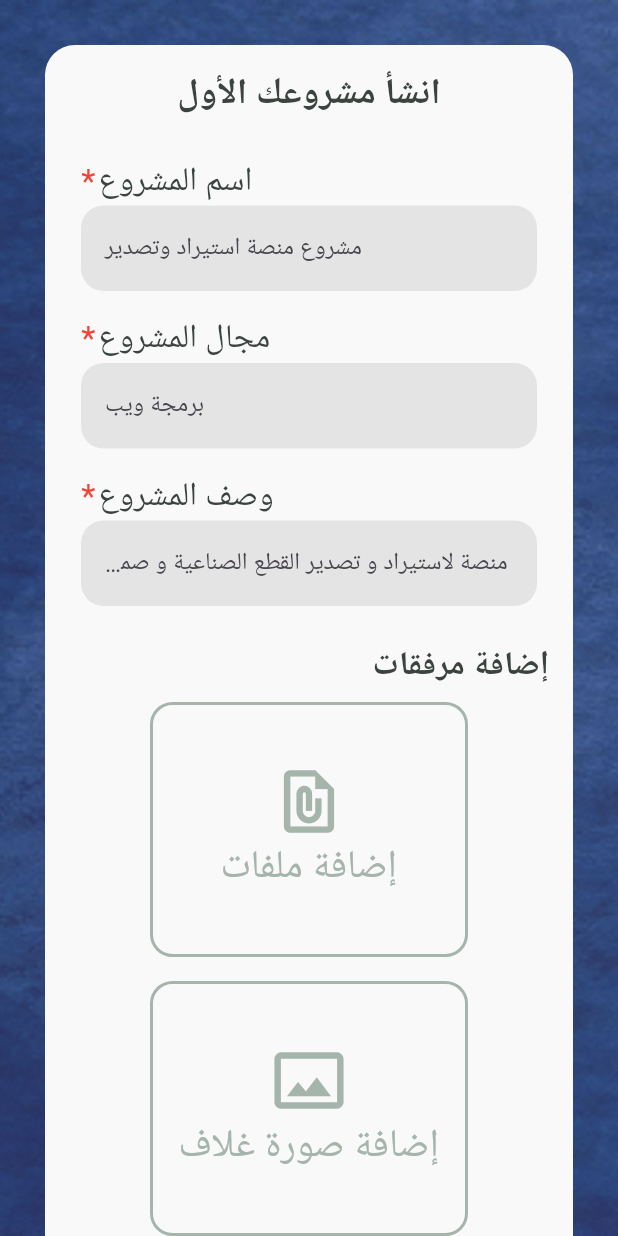
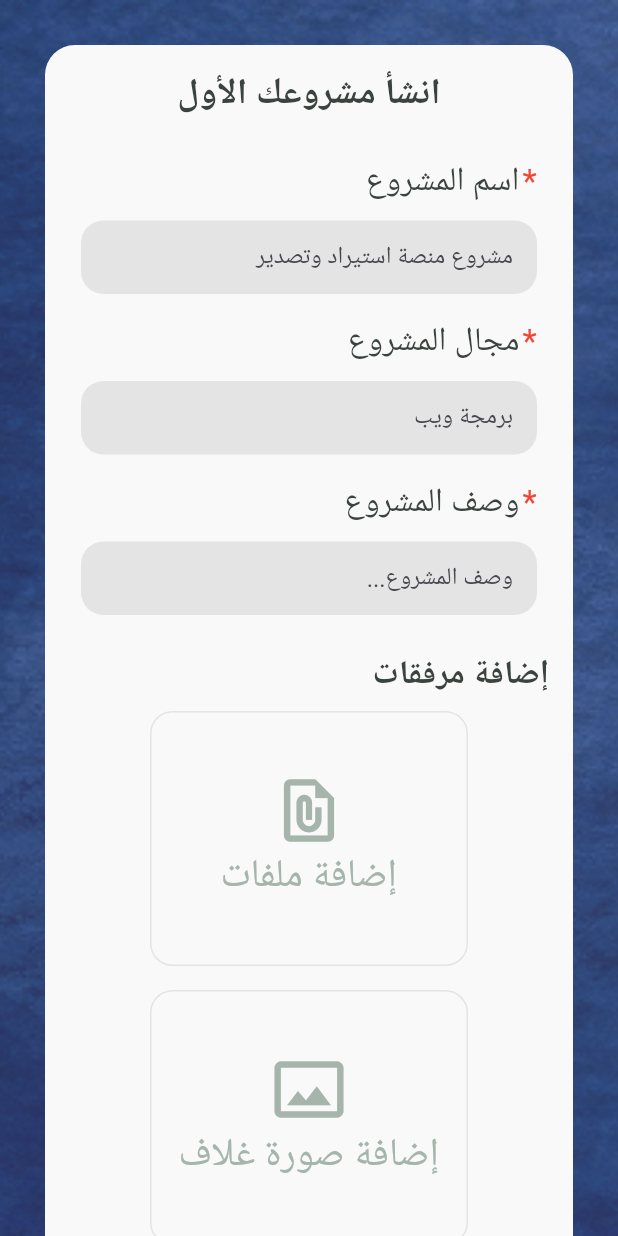
Before and after one commit to Abdalaziz-Tello/vision_app, a Flutter app: the screen it shows after launch, after a tap on "اعرض مشروعك الآن", on a phone screen of 412 x 824 dp. Run offline on Flutter 3.47's test engine with Material 3 defaults, Android fonts, the phone set to English and light mode, and no system bars; our stand-ins replace easy_localization, file_picker, go_router, supabase_flutter; accounts and stored records are empty.

Commit message:
change the placeHolder after choosing PDF or IMAGE,fix the direction of the page,handle validation

```diff
--- a/lib/core/res/color/app_colors.dart
+++ b/lib/core/res/color/app_colors.dart
@@ -13,6 +13,8 @@ class AppColors {
   static const Color purble = Color(0xFF643AB5);
   static const Color lightGrey = Color(0xFFF2F2F0);
   static const Color whiteColor = Color(0xffF9F9F9);
-  static const Color realyWihte = Color(0xffFCFCFC);
-  static const Color shadowColor = Colors.grey;
+  static const Color reallyWhite = Color(0xffFCFCFC);
+  static const Color shadowGreyColor = Colors.grey;
+  static const Color checkboxInactiveGreyFill = Color(0xFFE4E4E4);
+  static const Color grayGreen400 = Color.fromRGBO(166, 181, 172, 1);
 }
--- a/lib/features/view/create_project_page.dart
+++ b/lib/features/view/create_project_page.dart
@@ -17,6 +17,8 @@ class DialogScreen extends StatefulWidget {
 }
 
 class _DialogScreenState extends State<DialogScreen> {
+  final _formKey = GlobalKey<FormState>();
+
   final _projectNameController = TextEditingController();
   final _projectTypeController = TextEditingController();
   final _projectDescriptionController = TextEditingController();
@@ -55,31 +57,19 @@ class _DialogScreenState extends State<DialogScreen> {
                     ),
                     backgroundColor: AppColors.whiteColor,
                     insetPadding: const EdgeInsets.all(30),
-
                     child: Container(
-                      width: isWide ? 700 : double.infinity,
+                      width: double.infinity,
                       padding: const EdgeInsets.all(16),
+                      child: Form(
+                        key: _formKey,
                         child: Column(
                           mainAxisSize: MainAxisSize.min,
                           children: [
                             _buildTitle(),
                             const SizedBox(height: 16),
-                          CustomTextField(
-                            controller: _projectNameController,
-                            title: AppString.projectName,
-                            hintText: "مشروع منصة استيراد وتصدير",
-                          ),
-                          CustomTextField(
-                            controller: _projectTypeController,
-                            title: AppString.projectField,
-                            hintText: "برمجة ويب",
-                          ),
-                          CustomTextField(
-                            controller: _projectDescriptionController,
-                            title: AppString.projectDescription,
-                            hintText:
-                                "منصة لاستيراد و تصدير القطع الصناعية و صمامات النفط",
-                          ),
+                            _buildProjectNameField(),
+                            _buildProjectTypeField(),
+                            _buildProjectDescriptionField(),
                             SectionTitle(
                               AppString.addAttachments,
                               padding: const EdgeInsets.only(top: 16),
@@ -94,6 +84,7 @@ class _DialogScreenState extends State<DialogScreen> {
                             const SizedBox(height: 10),
                             _buildUploadButton(),
                           ],
+                        ),
                       ),
                     ),
                   ),
@@ -116,6 +107,24 @@ class _DialogScreenState extends State<DialogScreen> {
       ),
     );
   }
+
+  Widget _buildProjectNameField() => CustomTextField(
+        controller: _projectNameController,
+        title: AppString.projectName,
+        hintText: "مشروع منصة استيراد وتصدير",
+      );
+
+  Widget _buildProjectTypeField() => CustomTextField(
+        controller: _projectTypeController,
+        title: AppString.projectField,
+        hintText: "برمجة ويب",
+      );
+
+  Widget _buildProjectDescriptionField() => CustomTextField(
+        controller: _projectDescriptionController,
+        title: AppString.projectDescription,
+        hintText: "وصف المشروع...",
+      );
 
   Widget _buildAttachmentSection(bool isWide) {
     return isWide
@@ -156,7 +165,25 @@ class _DialogScreenState extends State<DialogScreen> {
       alignment: Alignment.bottomRight,
       child: InkWell(
         onTap: () {
-          // TODO: Handle actual upload logic
+          final formValid = _formKey.currentState?.validate() ?? false;
+
+          if (!formValid || coverImage == null || selectedFiles.isEmpty) {
+            ScaffoldMessenger.of(context).showSnackBar(
+              const SnackBar(
+                content: Text("يرجى تعبئة جميع الحقول المطلوبة وإضافة مرفقات"),
+                backgroundColor: Colors.red,
+              ),
+            );
+            return;
+          }
+
+          // TODO: Proceed with upload
+          ScaffoldMessenger.of(context).showSnackBar(
+            const SnackBar(
+              content: Text("تم التحقق من البيانات بنجاح"),
+              backgroundColor: Colors.green,
+            ),
+          );
         },
         child: Container(
           width: 200,
@@ -165,10 +192,14 @@ class _DialogScreenState extends State<DialogScreen> {
             color: const Color.fromRGBO(33, 193, 242, 1),
             borderRadius: BorderRadius.circular(20),
           ),
-          child: Center(
+          child:  Center(
             child: Text(
               AppString.upload,
-              style: const TextStyle(fontSize: 22, fontWeight: FontWeight.bold),
+              style: TextStyle(
+                fontSize: 22,
+                fontWeight: FontWeight.bold,
+                color: AppColors.navyBlue,
+              ),
             ),
           ),
         ),
--- a/lib/features/view/widgets/create_project_widgets/add_attachments_widget.dart
+++ b/lib/features/view/widgets/create_project_widgets/add_attachments_widget.dart
@@ -1,7 +1,7 @@
 import 'dart:io';
 import 'package:file_picker/file_picker.dart';
 import 'package:flutter/material.dart';
-
+import 'package:vision_app/core/res/color/app_colors.dart';
 class AddAttachments extends StatelessWidget {
   const AddAttachments({
     super.key,
@@ -18,7 +18,9 @@ class AddAttachments extends StatelessWidget {
 
   @override
   Widget build(BuildContext context) {
-    final hasPreview = previewFile != null && previewFile!.path != null;
+    final hasPreview = previewFile != null;
+    final isPdf = hasPreview && previewFile!.extension?.toLowerCase() == 'pdf';
+    final isImage = hasPreview && !isPdf;
 
     return InkWell(
       onTap: onTap,
@@ -27,32 +29,73 @@ class AddAttachments extends StatelessWidget {
         height: 170,
         decoration: BoxDecoration(
           borderRadius: BorderRadius.circular(15),
-          border: Border.all(color: Color.fromRGBO(166, 181, 172, 1), width: 2),
+          border: Border.all(
+            color: AppColors.checkboxInactiveGreyFill,
+            width: 1,
+          ),
         ),
         child: hasPreview
-            ? ClipRRect(
+            ? isPdf
+                ? _buildPdfPlaceholder()
+                : isImage
+                    ? _buildImagePreview()
+                    : _buildPlaceholder() // Fallback for unknown types
+            : _buildPlaceholder(),
+      ),
+    );
+  }
+
+  Widget _buildPlaceholder() => Column(
+        mainAxisAlignment: MainAxisAlignment.center,
+        children: [
+          Icon(icon, size: 50, color: AppColors.grayGreen400),
+          Text(
+            title,
+            style: TextStyle(
+              fontSize: 26,
+              color: AppColors.grayGreen400,
+            ),
+          ),
+        ],
+      );
+
+  Widget _buildImagePreview() {
+    try {
+      return ClipRRect(
         borderRadius: BorderRadius.circular(15),
-                child: Image.file(
+        child: previewFile!.path != null
+            ? Image.file(
                 File(previewFile!.path!),
                 fit: BoxFit.cover,
                 width: double.infinity,
                 height: double.infinity,
-                ),
               )
-            : Column(
+            : previewFile!.bytes != null
+                ? Image.memory(
+                    previewFile!.bytes!,
+                    fit: BoxFit.cover,
+                    width: double.infinity,
+                    height: double.infinity,
+                  )
+                : _buildPlaceholder(),
+      );
+    } catch (e) {
+      debugPrint('Error loading image: $e');
+      return _buildPlaceholder();
+    }
+  }
+
+  Widget _buildPdfPlaceholder() => Column(
         mainAxisAlignment: MainAxisAlignment.center,
         children: [
-                  Icon(icon, size: 50, color: Color.fromRGBO(166, 181, 172, 1)),
+          Icon(Icons.picture_as_pdf, size: 50, color: Colors.red),
+          const SizedBox(height: 8),
           Text(
-                    title,
-                    style: TextStyle(
-                      fontSize: 26,
-                      color: Color.fromRGBO(166, 181, 172, 1),
-                    ),
+            previewFile?.name ?? 'PDF Document',
+            style: const TextStyle(fontSize: 16),
+            maxLines: 1,
+            overflow: TextOverflow.ellipsis,
           ),
         ],
-              ),
-      ),
       );
 }
-}
--- a/lib/features/view/widgets/create_project_widgets/cover_image_picker_widget.dart
+++ b/lib/features/view/widgets/create_project_widgets/cover_image_picker_widget.dart
@@ -1,7 +1,7 @@
+import 'package:file_picker/file_picker.dart';
 import 'package:flutter/material.dart';
-import 'package:file_picker/file_picker.dart';
-import 'add_attachments_widget.dart';
 import 'package:vision_app/core/res/app_string.dart';
+import 'package:vision_app/features/view/widgets/create_project_widgets/add_attachments_widget.dart';
 
 class CoverImagePickerWidget extends StatefulWidget {
   final void Function(PlatformFile?) onImagePicked;
@@ -18,15 +18,28 @@ class CoverImagePickerWidget extends StatefulWidget {
 }
 
 class _CoverImagePickerWidgetState extends State<CoverImagePickerWidget> {
+  PlatformFile? _selectedImage;
+
   Future<void> _pickCoverImage() async {
     try {
-      final result = await FilePicker.platform.pickFiles(type: FileType.image);
-      if (result != null && result.files.isNotEmpty) {
-        widget.onImagePicked(result.files.first);
+      final result = await FilePicker.platform.pickFiles(
+        type: FileType.image,
+        withData: true,
+      );
+
+      if (result == null || result.files.isEmpty) return;
+
+      final file = result.files.first;
+      if (file.bytes == null && file.path == null) {
+        throw Exception('No image data available');
       }
-    } catch (e) {
+
+      setState(() => _selectedImage = file);
+      widget.onImagePicked(file);
+    } catch (e, stack) {
+      debugPrint('Image picker error: $e\n$stack');
       ScaffoldMessenger.of(context).showSnackBar(
-        SnackBar(content: Text('Error picking image: $e')),
+        const SnackBar(content: Text('Failed to select image')),
       );
     }
   }
@@ -35,9 +48,11 @@ class _CoverImagePickerWidgetState extends State<CoverImagePickerWidget> {
   Widget build(BuildContext context) {
     return AddAttachments(
       onTap: _pickCoverImage,
-      title: AppString.addCoverImage,
+      title: _selectedImage != null || widget.currentImage != null
+          ? "Image Selected"
+          : AppString.addCoverImage,
       icon: Icons.photo_size_select_actual_outlined,
-      previewFile: widget.currentImage,
+      previewFile: _selectedImage ?? widget.currentImage,
     );
   }
 }
--- a/lib/features/view/widgets/create_project_widgets/custom_text_field.dart
+++ b/lib/features/view/widgets/create_project_widgets/custom_text_field.dart
@@ -1,53 +1,59 @@
 import 'package:flutter/material.dart';
+import 'package:vision_app/core/res/color/app_colors.dart';
 
 class CustomTextField extends StatelessWidget {
-  const CustomTextField({
-    super.key,
-    required this.hintText,
-    required this.title,
-    required this.controller,
-  });
-
   final String title;
   final String hintText;
   final TextEditingController controller;
+
+  const CustomTextField({
+    super.key,
+    required this.title,
+    required this.hintText,
+    required this.controller,
+  });
 
   @override
   Widget build(BuildContext context) {
     return Padding(
       padding: const EdgeInsets.all(8.0),
       child: Column(
-        crossAxisAlignment: CrossAxisAlignment.end,
+        crossAxisAlignment: CrossAxisAlignment.start,
         children: [
           Row(
-            mainAxisAlignment: MainAxisAlignment.end,
             children: [
+              const Text(
+                "*",
+                style: TextStyle(fontSize: 22, color: Colors.red),
+              ),
+              const SizedBox(width: 2),
               Text(
                 title,
-                style: TextStyle(fontSize: 22, color: Color(0XFF3A433E)),
+                style: const TextStyle(fontSize: 22, color: Color(0XFF3A433E)),
               ),
-              SizedBox(width: 2),
-              Text("*", style: TextStyle(fontSize: 22, color: Colors.red)),
             ],
           ),
+          const SizedBox(height: 10),
           Container(
-            width: 1008, // Fixed width — you might want to make this responsive
             decoration: BoxDecoration(
               borderRadius: BorderRadius.circular(15),
-              color: Color.fromRGBO(228, 228, 228, 1),
+              color: const Color.fromRGBO(228, 228, 228, 1),
             ),
-            child: TextField(
+            child: TextFormField(
               controller: controller,
-              textAlign: TextAlign.end, // RTL alignment
+              cursorColor: AppColors.navyBlue,
+              validator: (value) {
+                if (value == null || value.trim().isEmpty) {
+                  return 'هذا الحقل مطلوب';
+                }
+                return null;
+              },
               decoration: InputDecoration(
                 hintText: hintText,
-                focusedBorder: OutlineInputBorder(
-                  borderRadius: BorderRadius.circular(15),
-                  borderSide: BorderSide(color: Colors.transparent),
-                ),
-                enabledBorder: OutlineInputBorder(
-                  borderRadius: BorderRadius.circular(15),
-                  borderSide: BorderSide(color: Colors.transparent),
+                border: InputBorder.none,
+                contentPadding: const EdgeInsets.symmetric(
+                  horizontal: 16,
+                  vertical: 12,
                 ),
               ),
             ),
--- a/lib/features/view/widgets/create_project_widgets/pdf_picker_widget.dart
+++ b/lib/features/view/widgets/create_project_widgets/pdf_picker_widget.dart
@@ -1,41 +1,65 @@
+import 'package:file_picker/file_picker.dart';
 import 'package:flutter/material.dart';
-import 'package:file_picker/file_picker.dart';
-import 'add_attachments_widget.dart';
 import 'package:vision_app/core/res/app_string.dart';
-
+import 'package:vision_app/features/view/widgets/create_project_widgets/add_attachments_widget.dart';
 class PdfPickerWidget extends StatefulWidget {
   final void Function(List<PlatformFile>) onFilesPicked;
+  final List<PlatformFile>? currentFiles;
 
-  const PdfPickerWidget({super.key, required this.onFilesPicked});
+  const PdfPickerWidget({
+    super.key,
+    required this.onFilesPicked,
+    this.currentFiles,
+  });
 
   @override
   State<PdfPickerWidget> createState() => _PdfPickerWidgetState();
 }
 
 class _PdfPickerWidgetState extends State<PdfPickerWidget> {
+  List<PlatformFile> _selectedFiles = [];
+
   Future<void> _pickFiles() async {
     try {
       final result = await FilePicker.platform.pickFiles(
         type: FileType.custom,
         allowedExtensions: ['pdf'],
         allowMultiple: true,
+        withData: true,
       );
-      if (result != null) {
-        widget.onFilesPicked(result.files);
+
+      if (result == null || result.files.isEmpty) return;
+
+      // Validate all files
+      for (final file in result.files) {
+        if (file.bytes == null && file.path == null) {
+          throw Exception('Invalid PDF file: ${file.name}');
+        }
       }
-    } catch (e) {
+
+      setState(() => _selectedFiles = result.files);
+      widget.onFilesPicked(result.files);
+    } catch (e, stack) {
+      debugPrint('PDF picker error: $e\n$stack');
       ScaffoldMessenger.of(context).showSnackBar(
-        SnackBar(content: Text('Error picking files: $e')),
+        const SnackBar(content: Text('Failed to select PDF')),
       );
     }
   }
 
   @override
   Widget build(BuildContext context) {
+    final hasFiles = _selectedFiles.isNotEmpty ||
+                     (widget.currentFiles?.isNotEmpty ?? false);
+    final displayFile = _selectedFiles.isNotEmpty
+        ? _selectedFiles.first
+        : widget.currentFiles?.first;
+
     return AddAttachments(
       onTap: _pickFiles,
-      title: AppString.addFiles,
+      title: hasFiles ? "PDF Selected" : AppString.addFiles,
       icon: Icons.file_present_outlined,
+      previewFile: displayFile,
     );
   }
 }
--- a/lib/features/view/widgets/create_project_widgets/section_title.dart
+++ b/lib/features/view/widgets/create_project_widgets/section_title.dart
@@ -1,4 +1,3 @@
-
 import 'package:flutter/material.dart';
 
 class SectionTitle extends StatelessWidget {
--- a/lib/features/view/widgets/create_project_widgets/university_student_checkbox.dart
+++ b/lib/features/view/widgets/create_project_widgets/university_student_checkbox.dart
@@ -1,5 +1,6 @@
 import 'package:flutter/material.dart';
 import 'package:vision_app/core/res/app_string.dart';
+import 'package:vision_app/core/res/color/app_colors.dart';
 
 class UniversityStudentCheckbox extends StatelessWidget {
   final bool value;
@@ -14,16 +15,26 @@ class UniversityStudentCheckbox extends StatelessWidget {
   @override
   Widget build(BuildContext context) {
     return Row(
-      mainAxisAlignment: MainAxisAlignment.end,
+      mainAxisAlignment: MainAxisAlignment.start,
       children: [
+        Checkbox(
+          hoverColor: AppColors.lightGrey,
+          checkColor: AppColors.reallyWhite,
+          fillColor: WidgetStateProperty.resolveWith<Color>((states) {
+            if (states.contains(WidgetState.selected)) {
+              return AppColors.navyBlue;
+            }
+            return AppColors.checkboxInactiveGreyFill;
+          }),
+          value: value,
+          onChanged: (val) => onChanged(val ?? false),
+          side: BorderSide(
+            color: value ? AppColors.navyBlue : Colors.transparent,
+          ),
+        ),
         Text(
           AppString.universityStudent,
           style: const TextStyle(fontSize: 22, color: Color(0xFF2D332F)),
-        ),
-        Checkbox(
-          value: value,
-          onChanged: (val) => onChanged(val ?? false),
-          side: const BorderSide(),
         ),
       ],
     );
```
Also changed, not shown: lib/main.dart (+6 -1 lines). Lines whose indentation alone changed are shown as unchanged.
